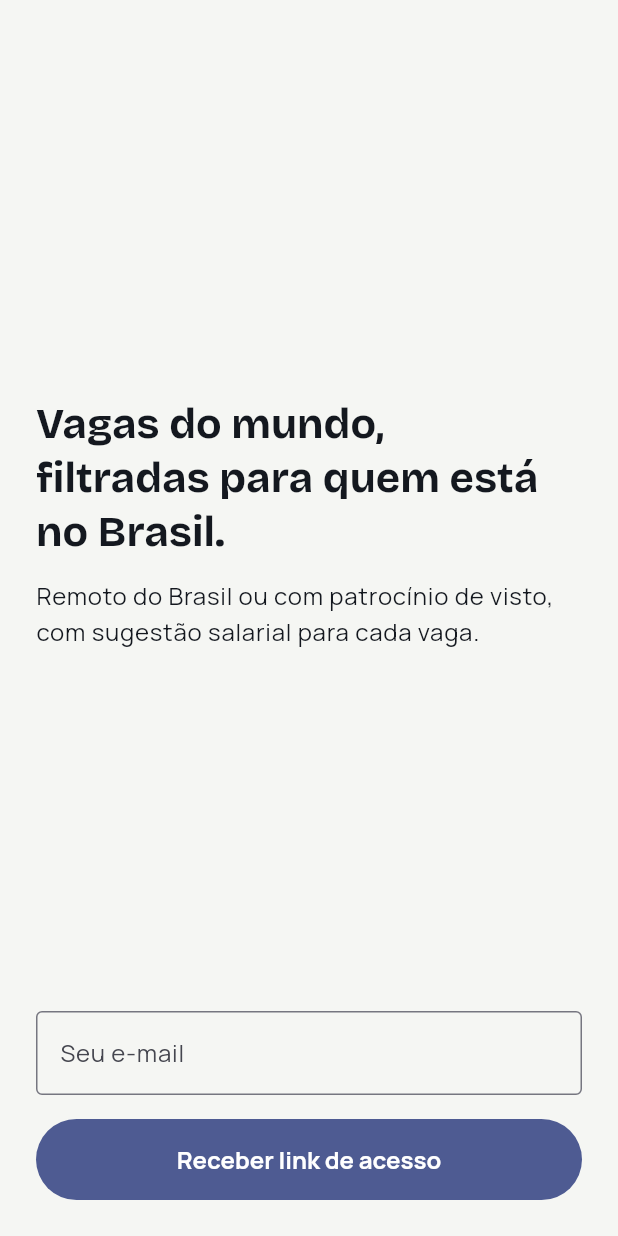
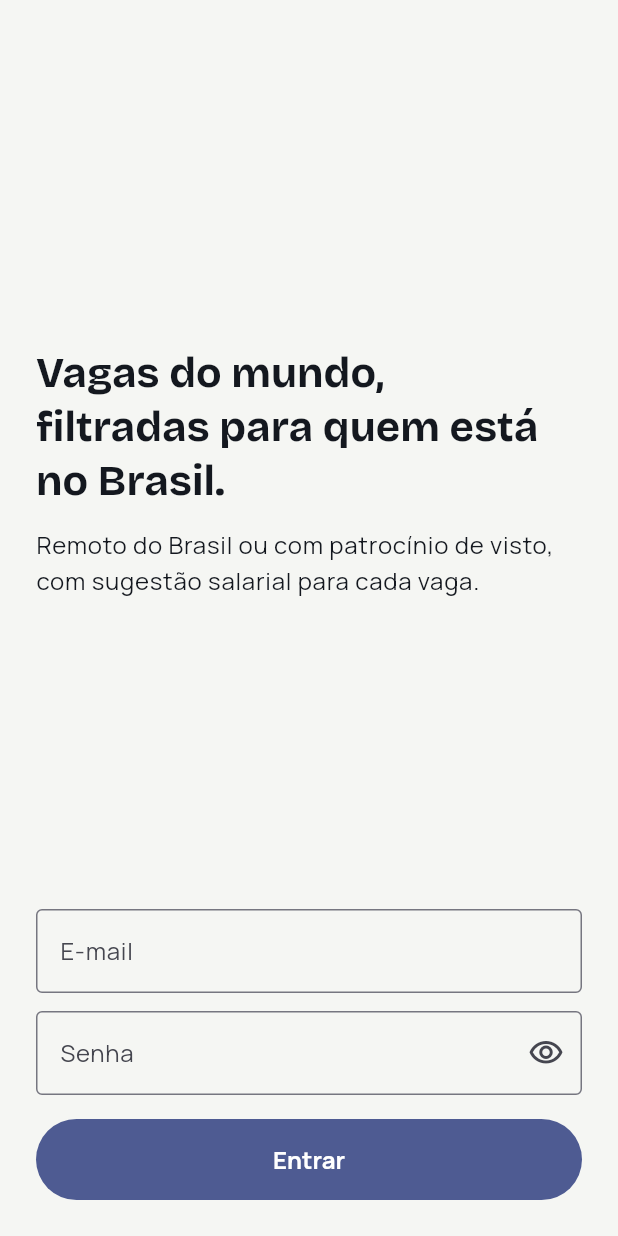
Before and after one commit to fernandoamandio/APP_RECRUTADOR, a Flutter app: the screen it shows after launch, on a phone screen of 412 x 824 dp. Run offline on Flutter 3.47's test engine with Material 3 defaults, Android fonts, the phone set to English and light mode, and no system bars; our stand-ins replace file_picker, flutter_riverpod, go_router, google_fonts, supabase_flutter; accounts and stored records are empty.

Commit message:
App: login com e-mail e senha e geração do APK no GitHub Actions
Co-Authored-By: Claude Opus 5.5 <noreply@anthropic.com>
Claude-Session: https://claude.ai/code/session_01Hnjqss25FoALrfYXVbUjxb

```diff
--- a/app/lib/features/auth/sign_in_screen.dart
+++ b/app/lib/features/auth/sign_in_screen.dart
@@ -1,7 +1,8 @@
 import 'package:flutter/material.dart';
 import 'package:supabase_flutter/supabase_flutter.dart';
 
-/// Login por link mágico no e-mail (sem senha para guardar).
+/// Login com e-mail e senha (usuário criado no painel do Supabase).
+/// O link mágico por e-mail volta na fase 2, com o deep link configurado.
 class SignInScreen extends StatefulWidget {
   const SignInScreen({super.key});
 
@@ -11,22 +12,32 @@ class SignInScreen extends StatefulWidget {
 
 class _SignInScreenState extends State<SignInScreen> {
   final _email = TextEditingController();
-  bool _sent = false;
+  final _password = TextEditingController();
   bool _busy = false;
+  bool _obscure = true;
 
-  Future<void> _send() async {
+  Future<void> _signIn() async {
     setState(() => _busy = true);
     try {
-      await Supabase.instance.client.auth.signInWithOtp(
+      // O roteador redireciona para o feed quando a sessão muda
+      await Supabase.instance.client.auth.signInWithPassword(
         email: _email.text.trim(),
-        emailRedirectTo: 'io.recrutador://login-callback',
+        password: _password.text,
       );
-      setState(() => _sent = true);
     } on AuthException catch (e) {
-      if (mounted) ScaffoldMessenger.of(context).showSnackBar(SnackBar(content: Text(e.message)));
+      if (mounted) {
+        ScaffoldMessenger.of(context).showSnackBar(SnackBar(content: Text('Não foi possível entrar: ${e.message}')));
+      }
     } finally {
       if (mounted) setState(() => _busy = false);
     }
+  }
+
+  @override
+  void dispose() {
+    _email.dispose();
+    _password.dispose();
+    super.dispose();
   }
 
   @override
@@ -36,6 +47,7 @@ class _SignInScreenState extends State<SignInScreen> {
       body: SafeArea(
         child: Padding(
           padding: const EdgeInsets.all(24),
+          child: AutofillGroup(
             child: Column(
               crossAxisAlignment: CrossAxisAlignment.start,
               children: [
@@ -45,19 +57,36 @@ class _SignInScreenState extends State<SignInScreen> {
                 Text('Remoto do Brasil ou com patrocínio de visto, com sugestão salarial para cada vaga.',
                     style: t.bodyLarge),
                 const Spacer(),
-              if (_sent)
-                Text('Enviamos um link de acesso para ${_email.text}. Abra no celular para entrar.', style: t.bodyLarge)
-              else ...[
                 TextField(
                   controller: _email,
                   keyboardType: TextInputType.emailAddress,
                   autofillHints: const [AutofillHints.email],
-                  decoration: const InputDecoration(labelText: 'Seu e-mail', border: OutlineInputBorder()),
+                  textInputAction: TextInputAction.next,
+                  decoration: const InputDecoration(labelText: 'E-mail', border: OutlineInputBorder()),
+                ),
+                const SizedBox(height: 12),
+                TextField(
+                  controller: _password,
+                  obscureText: _obscure,
+                  autofillHints: const [AutofillHints.password],
+                  onSubmitted: (_) => _signIn(),
+                  decoration: InputDecoration(
+                    labelText: 'Senha',
+                    border: const OutlineInputBorder(),
+                    suffixIcon: IconButton(
+                      tooltip: _obscure ? 'Mostrar senha' : 'Esconder senha',
+                      icon: Icon(_obscure ? Icons.visibility_outlined : Icons.visibility_off_outlined),
+                      onPressed: () => setState(() => _obscure = !_obscure),
+                    ),
+                  ),
                 ),
                 const SizedBox(height: 16),
-                FilledButton(onPressed: _busy ? null : _send, child: const Text('Receber link de acesso')),
+                FilledButton(
+                  onPressed: _busy ? null : _signIn,
+                  child: Text(_busy ? 'Entrando…' : 'Entrar'),
+                ),
               ],
-            ],
+            ),
           ),
         ),
       ),
```
Also changed, not shown: 1 other file. Lines whose indentation alone changed are shown as unchanged.
